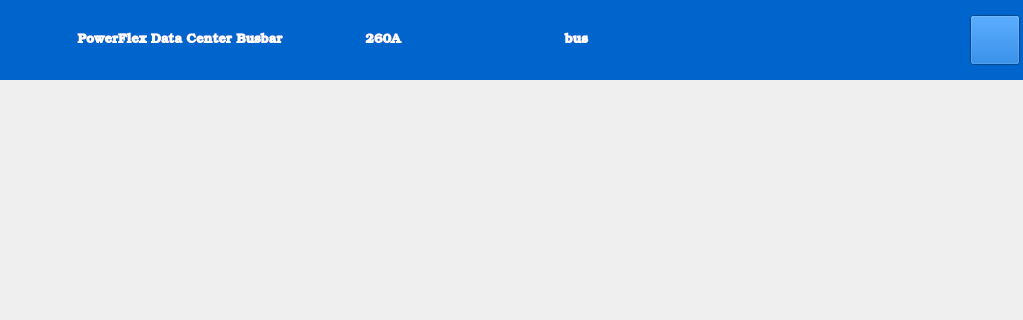
This is mainwindow.ui in ChinaClever/BusBar-Qt as Qt 5 draws it before an edit; both pictures show x 0 to 1023 and y 0 to 320 of the 1023 by 600 pixel window. The edited form follows.
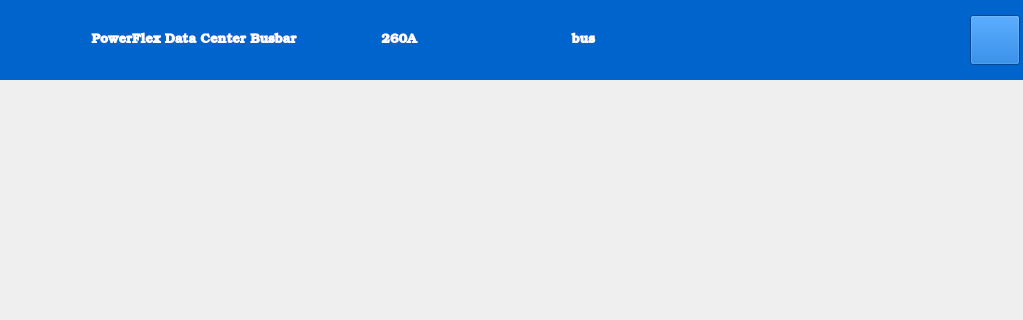
This is the edited form. Icons and pictures are not drawn.

The edit to the form file:
```diff
--- a/mainwindow.ui
+++ b/mainwindow.ui
@@ -45,13 +45,22 @@
 color: rgb(255, 255, 255);</string>
     </property>
     <layout class="QHBoxLayout" name="horizontalLayout_2">
+     <property name="topMargin">
+      <number>5</number>
+     </property>
+     <property name="bottomMargin">
+      <number>5</number>
+     </property>
      <item>
       <layout class="QHBoxLayout" name="horizontalLayout">
+       <property name="spacing">
+        <number>20</number>
+       </property>
        <item>
         <widget class="QLabel" name="label_2">
          <property name="minimumSize">
           <size>
-           <width>0</width>
+           <width>60</width>
            <height>60</height>
           </size>
          </property>
```
